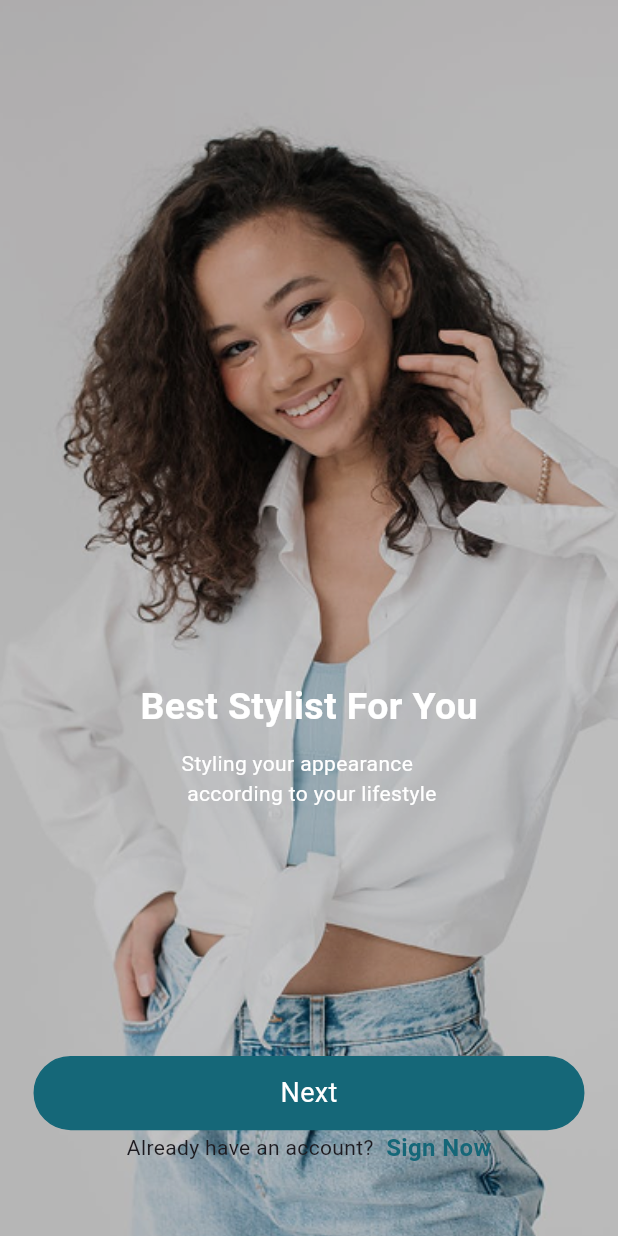
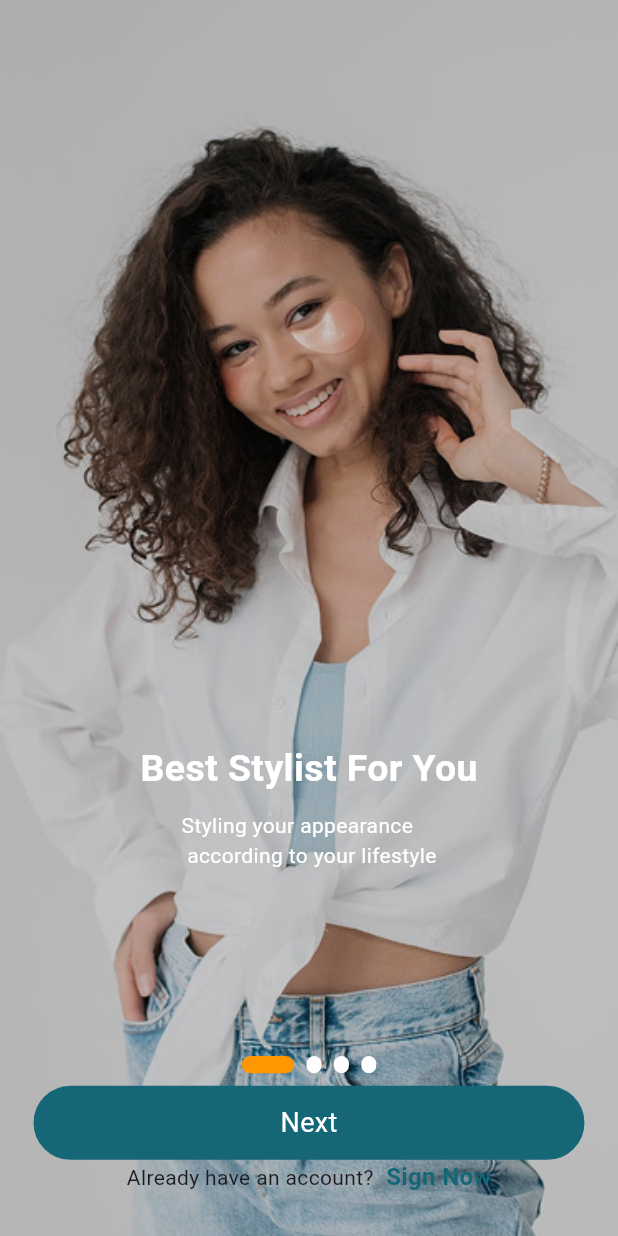
Before and after one commit to shahedroks/Salon-App, a Flutter app: the screen it shows after launch, on a phone screen of 412 x 824 dp. Run offline on Flutter 3.47's test engine with Material 3 defaults, Android fonts, the phone set to English and light mode, and no system bars; our stand-ins replace bloc, cloud_firestore, firebase_auth, firebase_core, fluttertoast, logger and 1 more; accounts and stored records are empty.

Commit message:
Sign In related page add

```diff
--- a/lib/app.dart
+++ b/lib/app.dart
@@ -15,8 +15,11 @@ class MyApp extends StatelessWidget {
   Widget build(BuildContext context) {
     return MaterialApp(
       theme: ThemeData(
+        scaffoldBackgroundColor: Colors.white,
         inputDecorationTheme: InputDecorationTheme(
           filled: true,
+          prefixIconColor: Colors.grey,
+          hintStyle: TextStyle(color: Colors.grey),
           border: OutlineInputBorder(
             borderSide: BorderSide.none,
             borderRadius: BorderRadius.circular(25),
--- a/lib/pages/onboarding_related_page/Custom_widget/boarding_iamge.dart
+++ b/lib/pages/onboarding_related_page/Custom_widget/boarding_iamge.dart
@@ -1,8 +1,9 @@
 import 'package:flutter/material.dart';
 
 class OnBoardingImage extends StatelessWidget {
-   Widget child;
-  OnBoardingImage({super.key, required this.child});
+  Widget child;
+  String image;
+  OnBoardingImage({super.key, required this.child, required this.image});
 
   @override
   Widget build(BuildContext context) {
@@ -11,11 +12,8 @@ class OnBoardingImage extends StatelessWidget {
     return Container(
       width: sizeHeight,
       height: sizeHeight,
-      decoration: const BoxDecoration(
-        image: DecorationImage(
-          image: AssetImage("assets/image/OnBoarding1.png"),
-          fit: BoxFit.cover,
-        ),
+      decoration: BoxDecoration(
+        image: DecorationImage(image: AssetImage("$image"), fit: BoxFit.cover),
       ),
       child: child,
     );
--- /dev/null
+++ b/lib/pages/onboarding_related_page/Custom_widget/dot_indicator.dart
@@ -0,0 +1,29 @@
+import 'package:flutter/material.dart';
+
+class DotIndicator extends StatelessWidget {
+  final int currentIndex;
+
+  const DotIndicator({required this.currentIndex});
+
+  @override
+  Widget build(BuildContext context) {
+    final sizeWidth = MediaQuery.of(context).size.width;
+    final sizeHeight = MediaQuery.of(context).size.height;
+    return Row(
+      mainAxisAlignment: MainAxisAlignment.center,
+      children: List.generate(4, (index) {
+        return AnimatedContainer(
+          duration: Duration(milliseconds: 300),
+          margin: EdgeInsets.symmetric(horizontal: sizeWidth * 0.01),
+          height: sizeHeight * 0.014,
+          width: currentIndex == index ? 35 : 10,
+
+          decoration: BoxDecoration(
+            color: currentIndex == index ? Colors.orange : Colors.white,
+            borderRadius: BorderRadius.circular(10),
+          ),
+        );
+      }),
+    );
+  }
+}
--- a/lib/pages/onboarding_related_page/onbroarding1_page.dart
+++ b/lib/pages/onboarding_related_page/onbroarding1_page.dart
@@ -1,6 +1,8 @@
 import 'package:flutter/material.dart';
 import 'package:selon/pages/onboarding_related_page/Custom_widget/boarding_iamge.dart';
+import 'package:selon/pages/onboarding_related_page/Custom_widget/dot_indicator.dart';
 import 'package:selon/pages/onboarding_related_page/onbroarding2_page.dart';
+import 'package:selon/utils/assets_path.dart';
 import 'package:selon/utils/color_path.dart';
 
 import '../sign_related_page/custom_widget/custom_lower_text_controler_sign.dart';
@@ -14,19 +16,23 @@ class OnbroardingPage1 extends StatelessWidget {
   Widget build(BuildContext context) {
     final sizeWidth = MediaQuery.of(context).size.width;
     final sizeHeight = MediaQuery.of(context).size.height;
+    PageController pageController = PageController();
     return OnBoardingImage(
+      image: ImagesPath.OnBoarding1Image,
       child: Scaffold(
         backgroundColor: ColorPath.boardingImageColor,
         body: Padding(
           padding: const EdgeInsets.symmetric(horizontal: 10),
           child: Column(
             children: [
-              SizedBox(height: sizeHeight * 0.55),
+              SizedBox(height: sizeHeight * 0.60),
               BoardingUpperText(
                 text1: "Best Stylist For You",
                 text2: "Styling your appearance \n according to your lifestyle",
               ),
-              SizedBox(height: sizeHeight * 0.2),
+              SizedBox(height: sizeHeight * 0.15),
+              DotIndicator(currentIndex: 0),
+              SizedBox(height: sizeHeight * 0.01),
 
               CustomSignControlerButton(
                 onTap: () {
--- a/lib/pages/sign_related_page/custom_widget/custom_sign_controler_button.dart
+++ b/lib/pages/sign_related_page/custom_widget/custom_sign_controler_button.dart
@@ -5,6 +5,7 @@ class CustomSignControlerButton extends StatelessWidget {
   Color? contenerColor;
   Color? textColor;
   String? image;
+  IconData? icon;
   bool showAvater;
   final VoidCallback onTap;
   CustomSignControlerButton({
@@ -13,6 +14,7 @@ class CustomSignControlerButton extends StatelessWidget {
     this.contenerColor,
     this.textColor,
     this.image,
+    this.icon,
     this.showAvater = true,
     required this.onTap,
   });
@@ -36,7 +38,9 @@ class CustomSignControlerButton extends StatelessWidget {
           mainAxisAlignment: MainAxisAlignment.center,
           children: [
             if (showAvater)
-              CircleAvatar(child: Image.asset("$image"), radius: 10),
+              image != null
+                  ? CircleAvatar(child: Image.asset("$image"), radius: 10)
+                  : Icon(icon),
             SizedBox(width: showAvater ? sizeWidth * 0.03 : 0),
             Text(text!, style: TextStyle(fontSize: 18, color: textColor)),
           ],
--- a/lib/pages/splash_page/splash_page.dart
+++ b/lib/pages/splash_page/splash_page.dart
@@ -27,7 +27,7 @@ class _SplashPageState extends State<SplashPage> {
         child: Container(
           width: sizeWidth * 0.5,
           height: sizeHeight * 0.1,
-          child: Image.asset(AssetsPath.logoImage, fit: BoxFit.cover),
+          child: Image.asset(ImagesPath.logoImage, fit: BoxFit.cover),
         ),
       ),
     );
--- a/lib/utils/assets_path.dart
+++ b/lib/utils/assets_path.dart
@@ -1,9 +1,10 @@
-class AssetsPath {
+class ImagesPath {
   static String asstesImage = "assets/image";
   static String googleImage = "$asstesImage/Google.png";
+  static String emailImage = "$asstesImage/Email.png";
   static String logoImage = "$asstesImage/Logo@2x.png";
-  static String OnBoarding1 = "$asstesImage/OnBoarding1.png";
-  static String OnBoarding2 = "$asstesImage/OnBoarding2.png";
-  static String OnBoarding3 = "$asstesImage/OnBoarding3.png";
-  static String OnBoarding4 = "$asstesImage/OnBoarding4.png";
+  static String OnBoarding1Image = "$asstesImage/OnBoarding1.png";
+  static String OnBoarding2Image = "$asstesImage/OnBoarding2.png";
+  static String OnBoarding3Image = "$asstesImage/OnBoarding3.png";
+  static String OnBoarding4Image = "$asstesImage/OnBoarding4.png";
 }
--- a/pubspec.yaml
+++ b/pubspec.yaml
@@ -40,7 +40,8 @@ dependencies:
   firebase_auth:
   fluttertoast: ^8.2.12
   logger: ^2.5.0
-  smooth_page_indicator: ^1.2.1
+  pin_code_fields: ^8.0.1
+
 
 dev_dependencies:
   flutter_test:
```
Also changed, not shown: lib/pages/onboarding_related_page/onboarding3_page.dart (+9 -3 lines), lib/pages/onboarding_related_page/onboarding4_page.dart (+19 -6 lines), lib/pages/onboarding_related_page/onbroarding2_page.dart (+8 -2 lines), lib/pages/sign_related_page/custom_widget/forget_text.dart (added, +22 -0 lines), lib/pages/sign_related_page/forget_password_page.dart (added, +100 -0 lines), lib/pages/sign_related_page/new_password_page.dart (added, +94 -0 lines), lib/pages/sign_related_page/otp_page.dart (added, +108 -0 lines), lib/pages/sign_related_page/signin_page.dart (+37 -20 lines), lib/pages/sign_related_page/signup_page.dart (+20 -7 lines), assets/image/Email.png (added), pubspec.lock.
